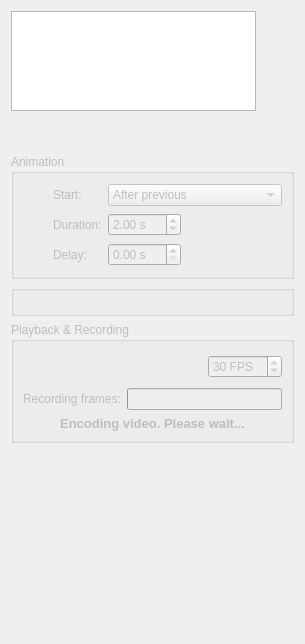
The window that Plugins/org.mitk.gui.qt.moviemaker/src/internal/QmitkMovieMakerView.ui (MITK/MITK) describes before a commit, drawn with Qt 5.
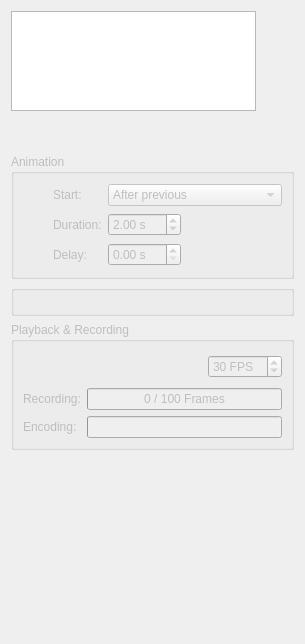
The same window after the commit. Icons and pictures are not drawn.

Commit message: Run encoding in a separate thread

Diff of the .ui file:
```diff
--- a/Plugins/org.mitk.gui.qt.moviemaker/src/internal/QmitkMovieMakerView.ui
+++ b/Plugins/org.mitk.gui.qt.moviemaker/src/internal/QmitkMovieMakerView.ui
@@ -472,11 +472,11 @@
        </layout>
       </item>
       <item>
-       <layout class="QGridLayout" name="gridLayout_2">
+       <layout class="QFormLayout" name="formLayout">
         <item row="0" column="0">
          <widget class="QLabel" name="recordingLabel">
           <property name="text">
-           <string>Recording frames:</string>
+           <string>Recording:</string>
           </property>
          </widget>
         </item>
@@ -485,24 +485,34 @@
           <property name="value">
            <number>0</number>
           </property>
-          <property name="textVisible">
-           <bool>false</bool>
-          </property>
-          <property name="format">
-           <string>%p / %m</string>
-          </property>
-         </widget>
-        </item>
-        <item row="1" column="0" colspan="2">
-         <widget class="QLabel" name="encodingLabel">
-          <property name="text">
-           <string>&lt;html&gt;&lt;head/&gt;&lt;body&gt;&lt;p&gt;&lt;span style=&quot; font-size:10pt; font-weight:600;&quot;&gt;Encoding video. Please wait...&lt;/span&gt;&lt;/p&gt;&lt;/body&gt;&lt;/html&gt;</string>
-          </property>
-          <property name="textFormat">
-           <enum>Qt::RichText</enum>
-          </property>
           <property name="alignment">
            <set>Qt::AlignCenter</set>
+          </property>
+          <property name="textVisible">
+           <bool>true</bool>
+          </property>
+          <property name="format">
+           <string>%v / %m Frames</string>
+          </property>
+         </widget>
+        </item>
+        <item row="1" column="0">
+         <widget class="QLabel" name="encodingLabel">
+          <property name="text">
+           <string>Encoding:</string>
+          </property>
+         </widget>
+        </item>
+        <item row="1" column="1">
+         <widget class="QProgressBar" name="encodingProgressBar">
+          <property name="maximum">
+           <number>1</number>
+          </property>
+          <property name="value">
+           <number>0</number>
+          </property>
+          <property name="textVisible">
+           <bool>false</bool>
           </property>
          </widget>
         </item>
```
The commit also changes 2 other files.
